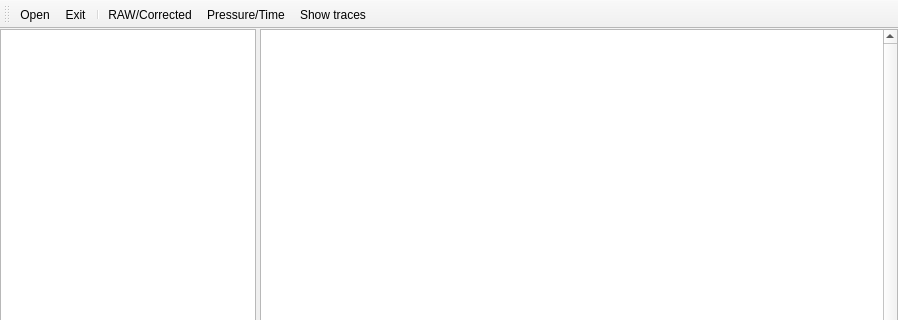
EuracBiomedicalResearch/DigitalSpiralography, file ui/visualizer.ui: the form before one commit; both pictures show x 0 to 898 and y 0 to 320 of the 898 by 666 pixel window.
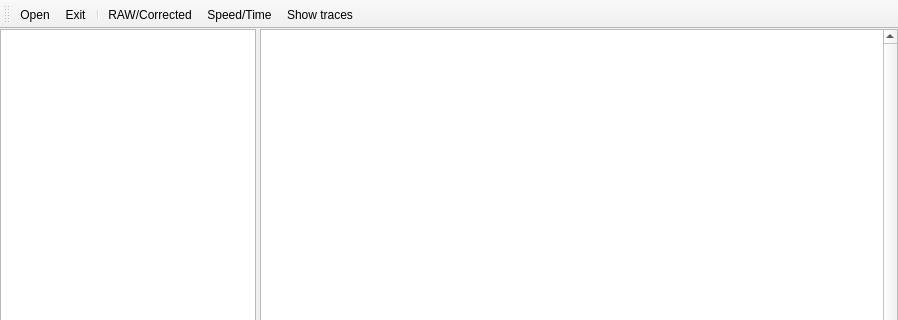
The form after the commit. Icons and pictures are not drawn.

Commit message: Change actionPressTime to actionSpeedTime (which is actually correct!)

Patch:
```diff
--- a/ui/visualizer.ui
+++ b/ui/visualizer.ui
@@ -106,7 +106,7 @@
    <addaction name="actionExit"/>
    <addaction name="separator"/>
    <addaction name="actionRAWCorr"/>
-   <addaction name="actionPressTime"/>
+   <addaction name="actionSpeedTime"/>
    <addaction name="actionShowTraces"/>
   </widget>
   <action name="actionOpen">
@@ -149,7 +149,7 @@
     <string>Ctrl+R</string>
    </property>
   </action>
-  <action name="actionPressTime">
+  <action name="actionSpeedTime">
    <property name="checkable">
     <bool>true</bool>
    </property>
@@ -159,10 +159,10 @@
      <normalon>icons/24x24/chrono.png</normalon>icons/24x24/color_line.png</iconset>
    </property>
    <property name="text">
-    <string>Pressure/Time</string>
+    <string>Speed/Time</string>
    </property>
    <property name="toolTip">
-    <string>Pressure/Time</string>
+    <string>Speed/Time</string>
    </property>
    <property name="shortcut">
     <string>Ctrl+P</string>
```
The commit also changes 1 other file.
